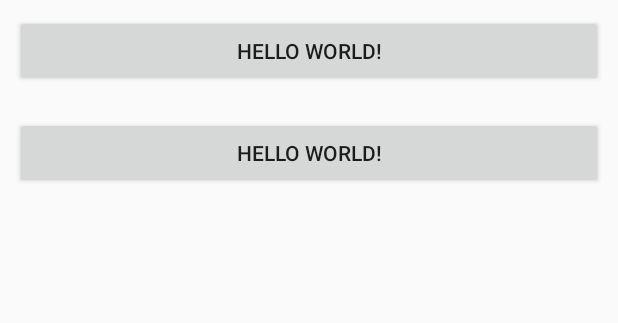
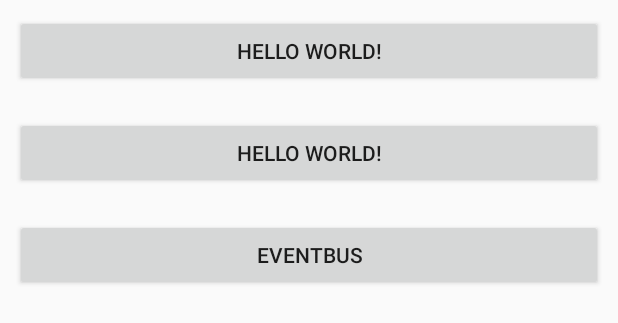
Before and after one commit to Changsik00/RxAndroid, an Android app: the layout activity_main.xml on its own in the app's theme, with its tools: preview values and no code run, on a phone screen of 412 x 824 dp. Shown: the top 323 px of the screen. Run offline under Robolectric (Android 15) with nearby library versions, the phone set to English and light mode, and no system bars.

```diff
--- a/Project/app/build.gradle
+++ b/Project/app/build.gradle
@@ -1,7 +1,7 @@
 apply plugin: 'com.android.application'
 apply plugin: 'me.tatarka.retrolambda'
 apply plugin: 'android-apt'
-
+apply plugin: 'com.fernandocejas.frodo'
 
 android {
     compileSdkVersion 24
@@ -26,6 +26,8 @@ android {
             proguardFiles getDefaultProguardFile('proguard-android.txt'), 'proguard-rules.pro'
         }
     }
+
+    defaultPublishConfig "debug"
 }
 
 dependencies {
--- a/Project/app/src/main/java/com/lowmans/boilerplate/HttpBinService.java
+++ b/Project/app/src/main/java/com/lowmans/boilerplate/HttpBinService.java
@@ -1,4 +1,6 @@
 package com.lowmans.boilerplate;
+
+import com.fernandocejas.frodo.annotation.RxLogObservable;
 
 import java.util.Map;
 
--- a/Project/app/src/main/res/layout/activity_main.xml
+++ b/Project/app/src/main/res/layout/activity_main.xml
@@ -21,4 +21,11 @@
         android:layout_marginTop="20dp"
         android:text="Hello World!" />
 
+    <Button
+        android:id="@+id/button3"
+        android:layout_width="match_parent"
+        android:layout_height="wrap_content"
+        android:layout_marginTop="20dp"
+        android:text="EventBus" />
+
 </LinearLayout>
--- a/Project/build.gradle
+++ b/Project/build.gradle
@@ -12,6 +12,7 @@ buildscript {
 
         classpath 'me.tatarka:gradle-retrolambda:3.3.0'
         classpath 'com.neenbedankt.gradle.plugins:android-apt:1.8'
+        classpath "com.fernandocejas.frodo:frodo-plugin:0.8.3"
     }
 }
 
```
Also changed, not shown: Project/app/src/main/java/com/lowmans/boilerplate/RxBus.java (added, +35 -0 lines), Project/app/src/main/java/com/study/lowmans/rxandroidtest/MainActivity.java (+14 -1 lines).
